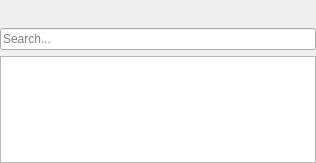
The window that code/MiamUniqueLibrary/uniquelibrary.ui (MBach/Miam-Player) describes before a commit, drawn with Qt 5.
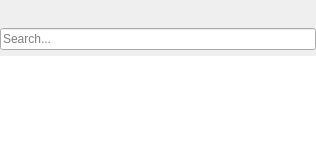
The same window after the commit. Icons and pictures are not drawn. Custom widgets are drawn as their Qt base class.

Diff of the .ui file:
```diff
--- a/code/MiamUniqueLibrary/uniquelibrary.ui
+++ b/code/MiamUniqueLibrary/uniquelibrary.ui
@@ -237,6 +237,15 @@
    </item>
    <item>
     <widget class="TableView" name="library">
+     <property name="frameShape">
+      <enum>QFrame::NoFrame</enum>
+     </property>
+     <property name="horizontalScrollBarPolicy">
+      <enum>Qt::ScrollBarAlwaysOff</enum>
+     </property>
+     <property name="editTriggers">
+      <set>QAbstractItemView::NoEditTriggers</set>
+     </property>
      <attribute name="verticalHeaderVisible">
       <bool>false</bool>
      </attribute>
```
